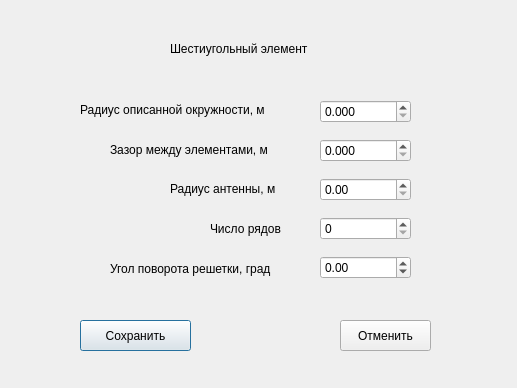
Old version of the form antennaArrayParametersHex.ui in the repository PointlessAlbatross/CAD-A_Qt.
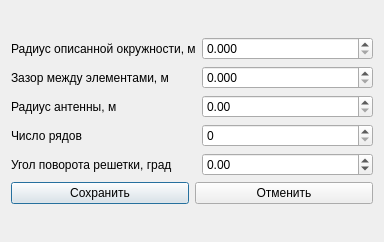
New version of the form.

```diff
--- a/antennaArrayParametersHex.ui
+++ b/antennaArrayParametersHex.ui
@@ -6,197 +6,144 @@
    <rect>
     <x>0</x>
     <y>0</y>
-    <width>517</width>
-    <height>388</height>
+    <width>384</width>
+    <height>242</height>
    </rect>
   </property>
   <property name="windowTitle">
    <string>Dialog</string>
   </property>
-  <widget class="QWidget" name="layoutWidget">
-   <property name="geometry">
-    <rect>
-     <x>320</x>
-     <y>90</y>
-     <width>91</width>
-     <height>201</height>
-    </rect>
-   </property>
-   <layout class="QVBoxLayout" name="verticalLayout">
-    <item>
-     <widget class="QDoubleSpinBox" name="doubleSpinBox_1">
-      <property name="locale">
-       <locale language="English" country="UnitedStates"/>
-      </property>
-      <property name="decimals">
-       <number>3</number>
-      </property>
-      <property name="maximum">
-       <double>1.000000000000000</double>
-      </property>
-      <property name="singleStep">
-       <double>0.001000000000000</double>
-      </property>
-     </widget>
-    </item>
-    <item>
-     <widget class="QDoubleSpinBox" name="doubleSpinBox_2">
-      <property name="locale">
-       <locale language="English" country="UnitedStates"/>
-      </property>
-      <property name="decimals">
-       <number>3</number>
-      </property>
-      <property name="maximum">
-       <double>1.000000000000000</double>
-      </property>
-      <property name="singleStep">
-       <double>0.001000000000000</double>
-      </property>
-     </widget>
-    </item>
-    <item>
-     <widget class="QDoubleSpinBox" name="doubleSpinBox_3">
-      <property name="locale">
-       <locale language="English" country="UnitedStates"/>
-      </property>
-      <property name="maximum">
-       <double>1.000000000000000</double>
-      </property>
-      <property name="singleStep">
-       <double>0.010000000000000</double>
-      </property>
-     </widget>
-    </item>
-    <item>
-     <widget class="QSpinBox" name="spinBox">
-      <property name="locale">
-       <locale language="English" country="UnitedStates"/>
-      </property>
-      <property name="maximum">
-       <number>20</number>
-      </property>
-     </widget>
-    </item>
-    <item>
-     <widget class="QDoubleSpinBox" name="doubleSpinBox_4">
-      <property name="locale">
-       <locale language="English" country="UnitedStates"/>
-      </property>
-      <property name="minimum">
-       <double>-180.000000000000000</double>
-      </property>
-      <property name="maximum">
-       <double>180.000000000000000</double>
-      </property>
-     </widget>
-    </item>
-   </layout>
-  </widget>
-  <widget class="QPushButton" name="saveButton">
-   <property name="geometry">
-    <rect>
-     <x>80</x>
-     <y>320</y>
-     <width>111</width>
-     <height>31</height>
-    </rect>
-   </property>
-   <property name="text">
-    <string>Сохранить</string>
-   </property>
-  </widget>
-  <widget class="QLabel" name="label_5">
-   <property name="geometry">
-    <rect>
-     <x>170</x>
-     <y>180</y>
-     <width>131</width>
-     <height>18</height>
-    </rect>
-   </property>
-   <property name="text">
-    <string>Радиус антенны, м</string>
-   </property>
-  </widget>
-  <widget class="QPushButton" name="cancelButton">
-   <property name="geometry">
-    <rect>
-     <x>340</x>
-     <y>320</y>
-     <width>91</width>
-     <height>31</height>
-    </rect>
-   </property>
-   <property name="text">
-    <string>Отменить</string>
-   </property>
-  </widget>
-  <widget class="QLabel" name="label_8">
-   <property name="geometry">
-    <rect>
-     <x>170</x>
-     <y>40</y>
-     <width>181</width>
-     <height>18</height>
-    </rect>
-   </property>
-   <property name="text">
-    <string>Шестиугольный элемент</string>
-   </property>
-  </widget>
-  <widget class="QLabel" name="label">
-   <property name="geometry">
-    <rect>
-     <x>80</x>
-     <y>100</y>
-     <width>211</width>
-     <height>20</height>
-    </rect>
-   </property>
-   <property name="text">
-    <string>Радиус опиcанной окружности, м</string>
-   </property>
-  </widget>
-  <widget class="QLabel" name="label_7">
-   <property name="geometry">
-    <rect>
-     <x>110</x>
-     <y>260</y>
-     <width>201</width>
-     <height>18</height>
-    </rect>
-   </property>
-   <property name="text">
-    <string>Угол поворота решетки, град</string>
-   </property>
-  </widget>
-  <widget class="QLabel" name="label_6">
-   <property name="geometry">
-    <rect>
-     <x>210</x>
-     <y>220</y>
-     <width>91</width>
-     <height>18</height>
-    </rect>
-   </property>
-   <property name="text">
-    <string>Число рядов</string>
-   </property>
-  </widget>
-  <widget class="QLabel" name="label_2">
-   <property name="geometry">
-    <rect>
-     <x>110</x>
-     <y>140</y>
-     <width>181</width>
-     <height>20</height>
-    </rect>
-   </property>
-   <property name="text">
-    <string>Зазор между элементами, м</string>
-   </property>
-  </widget>
+  <layout class="QGridLayout" name="gridLayout_3">
+   <item row="0" column="0">
+    <layout class="QGridLayout" name="gridLayout_2">
+     <item row="1" column="0">
+      <layout class="QHBoxLayout" name="horizontalLayout">
+       <item>
+        <widget class="QPushButton" name="saveButton">
+         <property name="text">
+          <string>Сохранить</string>
+         </property>
+        </widget>
+       </item>
+       <item>
+        <widget class="QPushButton" name="cancelButton">
+         <property name="text">
+          <string>Отменить</string>
+         </property>
+        </widget>
+       </item>
+      </layout>
+     </item>
+     <item row="0" column="0">
+      <layout class="QGridLayout" name="gridLayout">
+       <item row="0" column="0">
+        <widget class="QLabel" name="label">
+         <property name="text">
+          <string>Радиус опиcанной окружности, м</string>
+         </property>
+        </widget>
+       </item>
+       <item row="0" column="1">
+        <widget class="QDoubleSpinBox" name="radHexBox">
+         <property name="locale">
+          <locale language="English" country="UnitedStates"/>
+         </property>
+         <property name="decimals">
+          <number>3</number>
+         </property>
+         <property name="maximum">
+          <double>1.000000000000000</double>
+         </property>
+         <property name="singleStep">
+          <double>0.001000000000000</double>
+         </property>
+        </widget>
+       </item>
+       <item row="1" column="0">
+        <widget class="QLabel" name="label_2">
+         <property name="text">
+          <string>Зазор между элементами, м</string>
+         </property>
+        </widget>
+       </item>
+       <item row="1" column="1">
+        <widget class="QDoubleSpinBox" name="distHexBox">
+         <property name="locale">
+          <locale language="English" country="UnitedStates"/>
+         </property>
+         <property name="decimals">
+          <number>3</number>
+         </property>
+         <property name="maximum">
+          <double>1.000000000000000</double>
+         </property>
+         <property name="singleStep">
+          <double>0.001000000000000</double>
+         </property>
+        </widget>
+       </item>
+       <item row="2" column="0">
+        <widget class="QLabel" name="label_5">
+         <property name="text">
+          <string>Радиус антенны, м</string>
+         </property>
+        </widget>
+       </item>
+       <item row="2" column="1">
+        <widget class="QDoubleSpinBox" name="radAntBox">
+         <property name="locale">
+          <locale language="English" country="UnitedStates"/>
+         </property>
+         <property name="maximum">
+          <double>1.000000000000000</double>
+         </property>
+         <property name="singleStep">
+          <double>0.010000000000000</double>
+         </property>
+        </widget>
+       </item>
+       <item row="3" column="0">
+        <widget class="QLabel" name="label_6">
+         <property name="text">
+          <string>Число рядов</string>
+         </property>
+        </widget>
+       </item>
+       <item row="3" column="1">
+        <widget class="QSpinBox" name="numRowBox">
+         <property name="locale">
+          <locale language="English" country="UnitedStates"/>
+         </property>
+         <property name="maximum">
+          <number>20</number>
+         </property>
+        </widget>
+       </item>
+       <item row="4" column="0">
+        <widget class="QLabel" name="label_7">
+         <property name="text">
+          <string>Угол поворота решетки, град</string>
+         </property>
+        </widget>
+       </item>
+       <item row="4" column="1">
+        <widget class="QDoubleSpinBox" name="doubleSpinBox_4">
+         <property name="locale">
+          <locale language="English" country="UnitedStates"/>
+         </property>
+         <property name="minimum">
+          <double>-180.000000000000000</double>
+         </property>
+         <property name="maximum">
+          <double>180.000000000000000</double>
+         </property>
+        </widget>
+       </item>
+      </layout>
+     </item>
+    </layout>
+   </item>
+  </layout>
  </widget>
  <resources/>
  <connections/>
```
Left out of the diff: 6 changed lines with no effect on the pictures.
